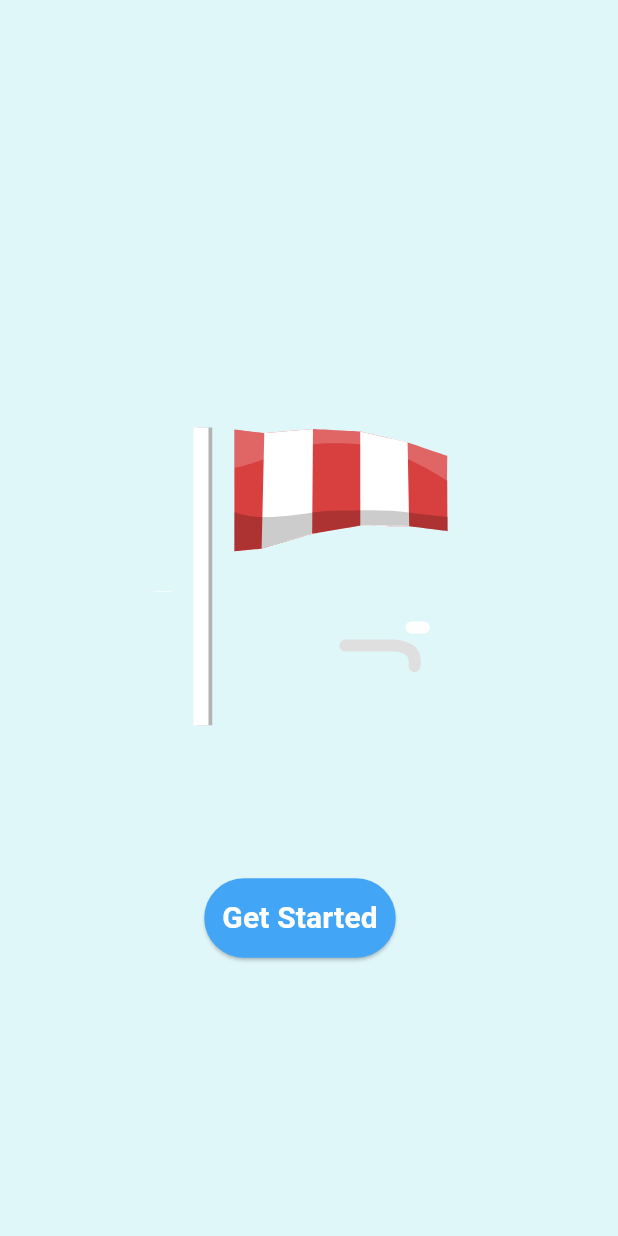
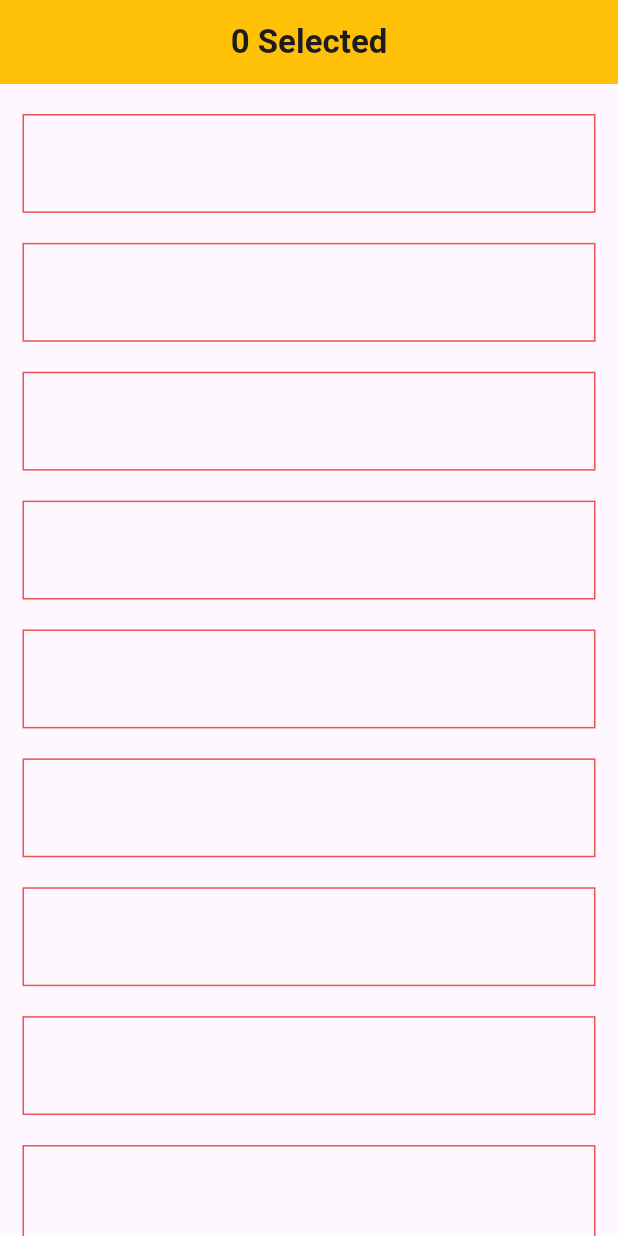
Before and after one commit to amalmohan123/Weather_App, a Flutter app: the screen it shows after launch, after a tap on "Get Started", on a phone screen of 412 x 824 dp. Run offline on Flutter 3.47's test engine with Material 3 defaults, Android fonts, the phone set to English and light mode, and no system bars; our stand-ins replace lottie.

Commit message:
second commit

```diff
--- /dev/null
+++ b/lib/model/cities.dart
@@ -0,0 +1,121 @@
+class Cities {
+  late bool isSelected;
+  late final String city;
+  late final String country;
+  late final bool isDefault;
+
+  Cities({
+    required this.isSelected,
+    required this.city,
+    required this.country,
+    required this.isDefault,
+  });
+
+  static List<Cities> citiesList = [
+    Cities(
+      isSelected: false,
+      city: 'Londan',
+      country: 'United Kindgom',
+      isDefault: true,
+    ),
+    Cities(
+      isSelected: false,
+      city: 'Delhi',
+      country: 'India',
+      isDefault: false,
+    ),
+    Cities(
+      isSelected: false,
+      city: 'Chennai',
+      country: 'India',
+      isDefault: false,
+    ),
+    Cities(
+      isSelected: false,
+      city: 'Kolkatha',
+      country: 'India',
+      isDefault: false,
+    ),
+    Cities(
+      isSelected: false,
+      city: 'Tokiyo',
+      country: 'Japan',
+      isDefault: false,
+    ),
+    Cities(
+      isSelected: false,
+      city: 'Newyork',
+      country: 'USA',
+      isDefault: false,
+    ),
+    Cities(
+      isSelected: false,
+      city: 'miami',
+      country: 'USA',
+      isDefault: false,
+    ),
+    Cities(
+      isSelected: false,
+      city: 'vienna',
+      country: 'Austria',
+      isDefault: false,
+    ),
+    Cities(
+      isSelected: false,
+      city: 'paris',
+      country: 'France',
+      isDefault: false,
+    ),
+    Cities(
+      isSelected: false,
+      city: 'Barcelona',
+      country: 'Spain',
+      isDefault: false,
+    ),
+    Cities(
+      isSelected: false,
+      city: 'Berlin',
+      country: 'Germany',
+      isDefault: false,
+    ),
+    Cities(
+      isSelected: false,
+      city: 'Torondo',
+      country: 'Canada',
+      isDefault: false,
+    ),
+    Cities(
+      isSelected: false,
+      city: 'Nairobi',
+      country: 'Kenya',
+      isDefault: false,
+    ),
+    Cities(
+      isSelected: false,
+      city: 'Kolambo',
+      country: 'Sri Lanka',
+      isDefault: false,
+    ),
+    Cities(
+      isSelected: false,
+      city: 'Katmandu',
+      country: 'Nepal',
+      isDefault: false,
+    ),
+    Cities(
+      isSelected: false,
+      city: 'Beijing',
+      country: 'China',
+      isDefault: false,
+    ),
+  ];
+
+static List<Cities> getSelectedCities(){
+  List<Cities> selectedCities =Cities.citiesList;
+  return selectedCities
+  .where((city) => city.isSelected ==true)
+  .toList();
+
+}
+
+}
--- a/lib/view/get_start/get_start.dart
+++ b/lib/view/get_start/get_start.dart
@@ -1,5 +1,6 @@
 import 'package:flutter/material.dart';
 import 'package:lottie/lottie.dart';
+import 'package:weather_app/view/select_citys/select_citys.dart';
 
 class GetStarted extends StatefulWidget {
   const GetStarted({
@@ -23,12 +24,21 @@ class _GetStartedState extends State<GetStarted> {
             'assets/lottie/Animation - 1701413366703.json',
           ),
           ElevatedButton(
-            child: const Text('Get Started',style: TextStyle(color: Colors.white,fontSize: 20,fontWeight: FontWeight.bold),),
-            onPressed: () {},
+            onPressed: () {
+              Navigator.pushReplacement(context,
+                  MaterialPageRoute(builder: (context) => const SelectCitys()));
+            },
             style: ButtonStyle(
               backgroundColor: MaterialStateProperty.all(Colors.blue.shade400),
               padding: MaterialStateProperty.all(EdgeInsets.all(12)),
-              // textStyle: MaterialStateProperty.all(TextStyle(fontSize:15 )),s
+
+            ),
+            child: const Text(
+              'Get Started',
+              style: TextStyle(
+                  color: Colors.white,
+                  fontSize: 20,
+                  fontWeight: FontWeight.bold),
             ),
           ),
         ],
--- /dev/null
+++ b/lib/view/select_citys/select_citys.dart
@@ -0,0 +1,44 @@
+import 'package:flutter/material.dart';
+import 'package:weather_app/model/cities.dart';
+
+class SelectCitys extends StatelessWidget {
+  const SelectCitys({super.key});
+
+  @override
+  Widget build(BuildContext context) {
+    List<Cities> cities =
+        Cities.citiesList.where((city) => city.isDefault == false).toList();
+    List<Cities> selectedCities = Cities.getSelectedCities();
+
+    Size size = MediaQuery.of(context).size;
+
+    return Scaffold(
+      appBar: AppBar(
+        automaticallyImplyLeading: false,
+        backgroundColor: Colors.amber,
+        centerTitle: true,
+        title: Text(
+          selectedCities.length.toString() + ' Selected',
+          style: TextStyle(fontWeight: FontWeight.bold),
+        ),
+      ),
+      body: ListView.builder(
+          itemCount: cities.length,
+          itemBuilder: (BuildContext context, int index) {
+            return Container(
+              margin: EdgeInsets.only(top: 20, right: 15, left: 15),
+              // padding: EdgeInsets.symmetric(horizontal: 20),
+              height: size.height * .08,
+              width: size.width,
+              decoration: BoxDecoration(
+                border: cities[index].isSelected == true
+                    ? Border.all(color: Colors.blue.withOpacity(.5), width: 2)
+                    : Border.all(
+                        color: const Color.fromARGB(255, 237, 83, 83),
+                      ),
+              ),
+            );
+          }),
+    );
+  }
+}
--- a/pubspec.yaml
+++ b/pubspec.yaml
@@ -37,6 +37,7 @@ dependencies:
   cupertino_icons: ^1.0.2
   http: ^1.1.2
   lottie: ^2.7.0
+  intl: ^0.18.1
 
 dev_dependencies:
   flutter_test:
@@ -62,7 +63,7 @@ flutter:
 
   # To add assets to your application, add an assets section, like this:
   assets:
-    - assets/lottie/
+    - assets/lottie/Animation - 1701413366703.json
   #   - images/a_dot_ham.jpeg
 
   # An image asset can refer to one or more resolution-specific "variants", see
```
Also changed, not shown: pubspec.lock.
